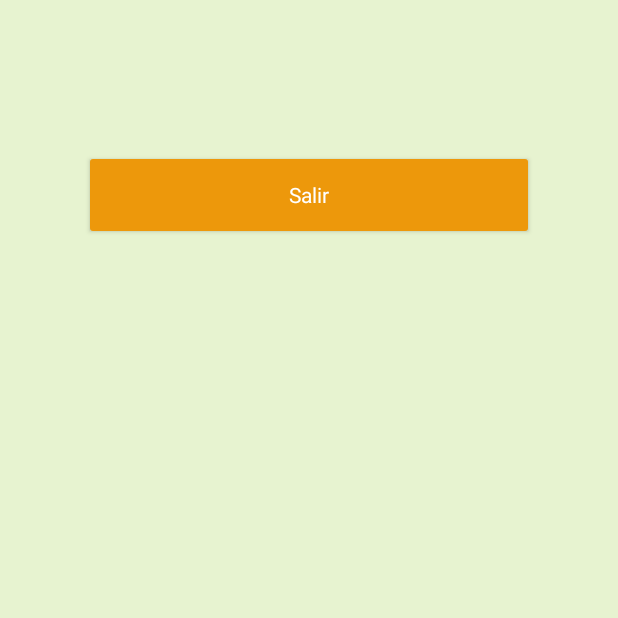
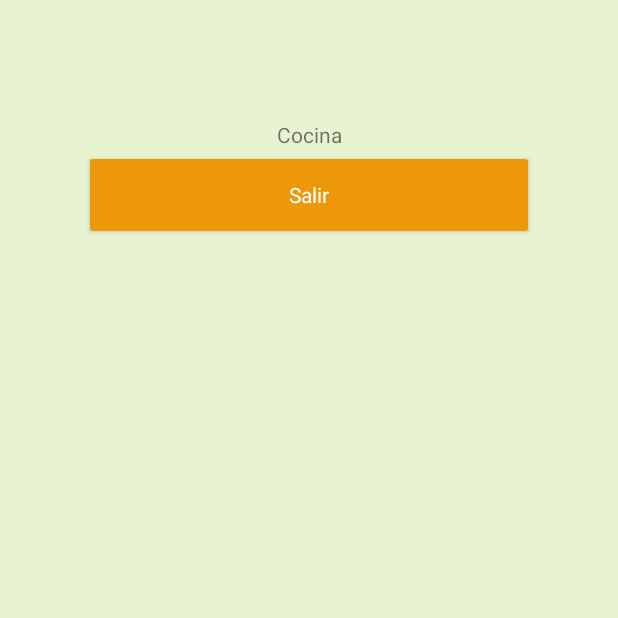
Before and after one commit to cAlonso10/TFG, an Android app: the screen it shows after launch once a user with an empty profile is signed in (MainActivity before the commit, Cocina after it), after a tap on "Salir", on a phone screen of 412 x 824 dp, the top half of it. Run offline under Robolectric (Android 15) with nearby library versions, the phone set to English and light mode, and no system bars; our stand-ins replace Firebase (no records; nobody signed in at launch, a user with empty details on screens opened directly); 4 statements that could not run were skipped.

Commit message:
Se añade la funcion de que al iniciar sesion se active una activity u otra dependiendo del correo electronico

```diff
--- a/app/src/main/AndroidManifest.xml
+++ b/app/src/main/AndroidManifest.xml
@@ -20,6 +20,11 @@
             android:theme="@style/AppTheme">
         </activity>
         <activity
+            android:name=".Cocina"
+            android:exported="true"
+            android:theme="@style/AppTheme">
+        </activity>
+        <activity
             android:name=".Login"
             android:exported="true"
             >
--- a/app/src/main/java/com/example/tfg/Cocina.java
+++ b/app/src/main/java/com/example/tfg/Cocina.java
@@ -1,15 +1,42 @@
 package com.example.tfg;
 
+import android.content.Intent;
 import android.os.Bundle;
+import android.widget.Button;
 
 import androidx.appcompat.app.AppCompatActivity;
 
+import com.google.firebase.auth.FirebaseAuth;
+import com.google.firebase.auth.FirebaseUser;
+
 public class Cocina extends AppCompatActivity {
+
+    Button botonOutC;
+    private FirebaseAuth mAuth;
     @Override
     protected void onCreate(Bundle savedInstanceState) {
         super.onCreate(savedInstanceState);
-        setContentView(R.layout.activity_login);
+        setContentView(R.layout.activity_cocina);
 
         getSupportActionBar().hide();
+
+        mAuth = FirebaseAuth.getInstance();
+        botonOutC = findViewById(R.id.outC);
+        botonOutC.setOnClickListener(view -> {
+           logout();
+        });
+
     }
-}
+    private void logout() {
+        mAuth.signOut();
+        goLogin();
+    }
+
+    private void goLogin() {
+        Intent intent = new Intent(Cocina.this, Login.class);
+        startActivity(intent);
+        finish();
+    }
+
+
+    }
--- a/app/src/main/java/com/example/tfg/Login.java
+++ b/app/src/main/java/com/example/tfg/Login.java
@@ -24,6 +24,9 @@ import com.google.firebase.auth.FirebaseAuth;
 import com.google.firebase.auth.FirebaseUser;
 import com.google.firebase.auth.GoogleAuthProvider;
 
+import java.util.Arrays;
+import java.util.List;
+
 public class Login extends AppCompatActivity {
 
     Button botonLogin,botonRegistro,botonGoogle;
@@ -32,6 +35,9 @@ public class Login extends AppCompatActivity {
     private FirebaseAuth mAuth;
     private static final int RC_SIGN_IN = 9001;
     private GoogleSignInClient mGoogleSignInClient;
+
+    List<String> validEmails = Arrays.asList("admin1@gmail.com");
+
 
     @Override
     protected void onCreate(Bundle savedInstanceState) {
@@ -80,8 +86,16 @@ public class Login extends AppCompatActivity {
                     @Override
                     public void onComplete(@NonNull Task<AuthResult> task) {
                         if (task.isSuccessful()) {
-                            // Sign in success, update UI with the signed-in user's information
-                            Intent intent = new Intent(Login.this, MainActivity.class);
+                            FirebaseUser user = mAuth.getCurrentUser();
+                            String userEmail = user.getEmail();
+
+                            Intent intent;
+                            if (validEmails.contains(userEmail)) {
+                                intent = new Intent(Login.this, Cocina.class);
+                            } else {
+                                intent = new Intent(Login.this, MainActivity.class);
+                            }
+
                             startActivity(intent);
                         } else {
                             // If sign in fails, display a message to the user.
@@ -193,7 +207,7 @@ public class Login extends AppCompatActivity {
     }
 
     private void goMain() {
-        Intent intent = new Intent(Login.this, MainActivity.class);
+        Intent intent = new Intent(Login.this, Cocina.class);
         startActivity(intent);
         finish();
     }
--- a/app/src/main/res/layout/activity_cocina.xml
+++ b/app/src/main/res/layout/activity_cocina.xml
@@ -1,6 +1,41 @@
 <?xml version="1.0" encoding="utf-8"?>
 <androidx.constraintlayout.widget.ConstraintLayout xmlns:android="http://schemas.android.com/apk/res/android"
+    xmlns:app="http://schemas.android.com/apk/res-auto"
+    xmlns:tools="http://schemas.android.com/tools"
     android:layout_width="match_parent"
     android:layout_height="match_parent">
 
+    <RelativeLayout
+        android:id="@+id/activity_cocina"
+        android:layout_width="match_parent"
+        android:layout_height="match_parent"
+        android:background="@color/main"
+        tools:layout_editor_absoluteX="-80dp"
+        tools:layout_editor_absoluteY="271dp">
+
+    </RelativeLayout>
+
+    <TextView
+        android:id="@+id/textView"
+        android:layout_width="wrap_content"
+        android:layout_height="wrap_content"
+        android:layout_marginTop="80dp"
+        android:text="Cocina"
+        app:layout_constraintEnd_toEndOf="parent"
+        app:layout_constraintStart_toStartOf="parent"
+        app:layout_constraintTop_toTopOf="parent" />
+
+    <Button
+        android:id="@+id/outC"
+        style="@style/TextInputLayoutRounded"
+        android:layout_width="300dp"
+        android:layout_height="60dp"
+        android:layout_marginTop="100dp"
+        android:backgroundTint="@color/orange"
+        android:text="Salir"
+        android:textColor="@color/white"
+        app:layout_constraintEnd_toEndOf="parent"
+        app:layout_constraintStart_toStartOf="parent"
+        app:layout_constraintTop_toTopOf="parent" />
+
 </androidx.constraintlayout.widget.ConstraintLayout>
```
